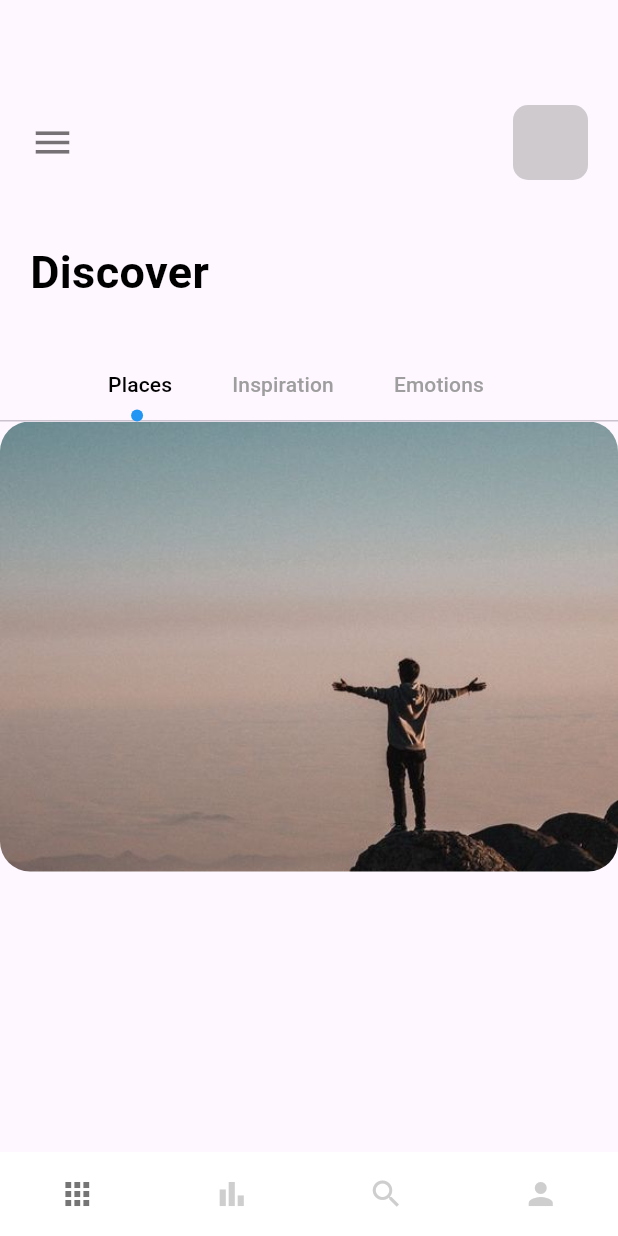
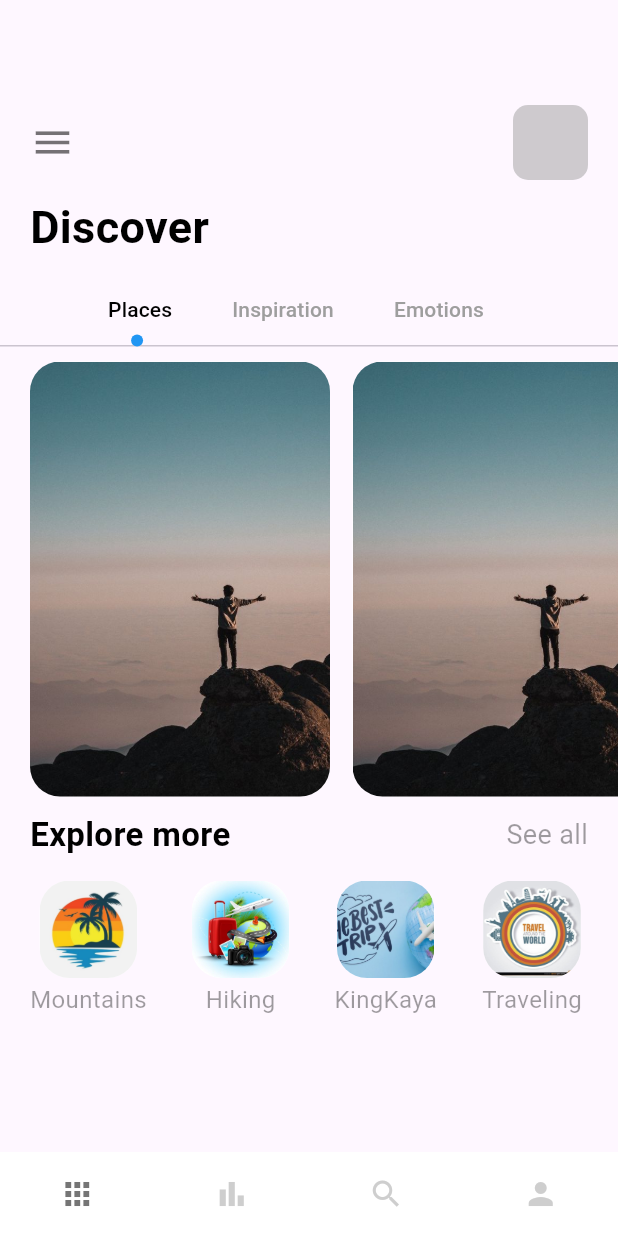
Before and after one commit to Gurjantrandahwa/travel_flutter_app, a Flutter app: the screen it shows after launch, on a phone screen of 412 x 824 dp. Run offline on Flutter 3.47's test engine with Material 2 defaults, Android fonts, the phone set to English and light mode, and no system bars.

Commit message:
travel app

```diff
--- a/lib/pages/navpages/home_page.dart
+++ b/lib/pages/navpages/home_page.dart
@@ -1,5 +1,6 @@
 import 'package:flutter/material.dart';
 import 'package:travel_app/widgets/app_large_text.dart';
+import 'package:travel_app/widgets/app_text.dart';
 
 class HomePage extends StatefulWidget {
   const HomePage({super.key});
@@ -9,6 +10,12 @@ class HomePage extends StatefulWidget {
 }
 
 class _HomePageState extends State<HomePage> with TickerProviderStateMixin {
+var images = {
+  "explore1.jpg":"Mountains",
+  "explore2.jpg":"Hiking",
+  "explore3.jpg":"KingKaya",
+  "explore4.jpg":"Traveling",
+};
   late TabController _tabController;
 
   @override
@@ -52,13 +59,13 @@ class _HomePageState extends State<HomePage> with TickerProviderStateMixin {
               ],
             ),
           ),
-          const SizedBox(height: 40),
+          const SizedBox(height: 10),
           // discover text
           Container(
             margin: const EdgeInsets.only(left: 20),
             child: AppLargeText(text: "Discover"),
           ),
-          const SizedBox(height: 30),
+          const SizedBox(height: 10),
           // tab bar
           Container(
             child: Container(
@@ -82,15 +89,18 @@ class _HomePageState extends State<HomePage> with TickerProviderStateMixin {
             ),
           ),
           Container(
+            padding: const EdgeInsets.only(left: 20),
             height: 300,
             width: double.maxFinite,
             child: TabBarView(
               controller: _tabController,
               children: [
                 ListView.builder(
-                  itemCount:3,
+                    itemCount: 3,
+                    scrollDirection: Axis.horizontal,
                     itemBuilder: (BuildContext context, int index) {
                       return Container(
+                        margin: const EdgeInsets.only(right: 15, top: 10),
                         width: 200,
                         height: 300,
                         decoration: BoxDecoration(
@@ -101,13 +111,60 @@ class _HomePageState extends State<HomePage> with TickerProviderStateMixin {
                               fit: BoxFit.cover),
                         ),
                       );
-                    }
-
-                ),
+                    }),
                 Text("Inspiration"),
                 Text("Emotions"),
               ],
             ),
+          ),
+          const SizedBox(height: 10),
+          Container(
+            margin: const EdgeInsets.only(left: 20, right: 20),
+            child: Row(
+              mainAxisAlignment: MainAxisAlignment.spaceBetween,
+              children: [
+                AppLargeText(text: "Explore more", size: 22),
+                AppText(
+                  text: "See all",
+                  color: Colors.black38,
+                  size: 18,
+                )
+              ],
+            ),
+          ),
+          const SizedBox(height: 15),
+          Container(
+            height: 90,
+            width: double.maxFinite,
+            margin: const EdgeInsets.only(left: 20),
+            child: ListView.builder(
+                itemCount: 4,
+                scrollDirection: Axis.horizontal,
+                itemBuilder: (_, index) {
+                  return Container(
+                    margin: const EdgeInsets.only(right: 30),
+                    child: Column(
+                      children: [
+                        Container(
+                          // margin: const EdgeInsets.only(right: 50),
+                          width: 65,
+                          height: 65,
+                          decoration: BoxDecoration(
+                            borderRadius: BorderRadius.circular(20),
+                            color: Colors.white,
+                            image: DecorationImage(
+                                image: AssetImage("assets/"+images.keys.elementAt(index)),
+                                fit: BoxFit.cover),
+                          ),
+                        ),
+                        SizedBox(height: 3),
+                        Container(
+                          child: AppText(text: images.values.elementAt(index),color: Colors.black38,),
+                        )
+                      ],
+                    ),
+                  );
+                }),
           )
         ],
       ),
```
Also changed, not shown: assets/explore1.jpg (added), assets/explore2.jpg (added), assets/explore3.jpg (added), assets/explore4.jpg (added).
